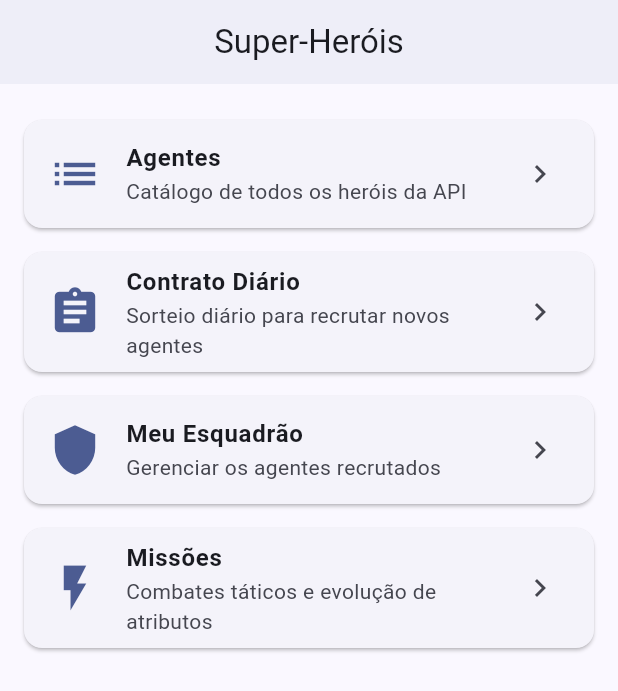
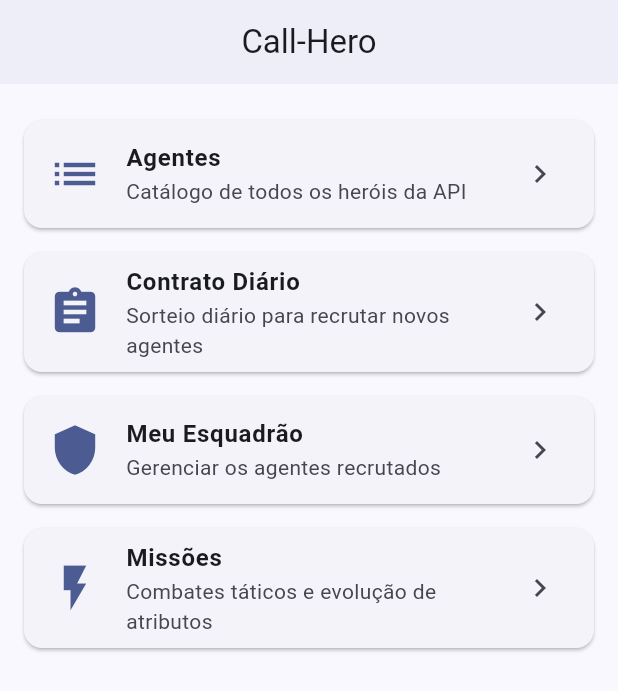
Before and after one commit to NatanaelLucasBS/call-hero-pdm, a Flutter app: the screen it shows after launch, on a phone screen of 412 x 824 dp. Shown: the top 691 px of the screen. Run offline on Flutter 3.47's test engine with Material 3 defaults, Android fonts, the phone set to English and light mode, and no system bars; our stand-ins replace awesome_dialog, cached_network_image, dio, infinite_scroll_pagination, shared_preferences, sqflite; missing offline and left inert: primer_progress_bar; accounts and stored records are empty.

Commit message:
refactor: limpa backend (remove html/all.json) e atualiza titulo para Call-Hero

```diff
--- a/lib/data/network/client/api_client.dart
+++ b/lib/data/network/client/api_client.dart
@@ -25,8 +25,9 @@ class ApiClient {
     final response = await _dio.get(
       "/heroes",
       queryParameters: {
-        '_page': page,
-        '_per_page': limit,
+        '_page': ?page,
+        '_limit': ?limit,
+        '_per_page': ?limit,
       },
     );
 
--- a/lib/main.dart
+++ b/lib/main.dart
@@ -26,7 +26,7 @@ class AppRoot extends StatelessWidget {
       providers: data.providers,
       child: MaterialApp(
         debugShowCheckedModeBanner: false,
-        title: 'Call of Heroes',
+        title: 'Call-Hero',
         theme: ThemeData(
           colorScheme: ColorScheme.fromSeed(
             seedColor: const Color(0xFF1E3A8A), // Azul escuro tático
--- a/lib/ui/page/home_page.dart
+++ b/lib/ui/page/home_page.dart
@@ -33,7 +33,7 @@ class HomePage extends StatelessWidget {
   Widget build(BuildContext context) {
     return Scaffold(
       appBar: AppBar(
-        title: const Text('Super-Heróis'),
+        title: const Text('Call-Hero'),
         centerTitle: true,
       ),
       body: ListView(
```
Also changed, not shown: 4 other files.
